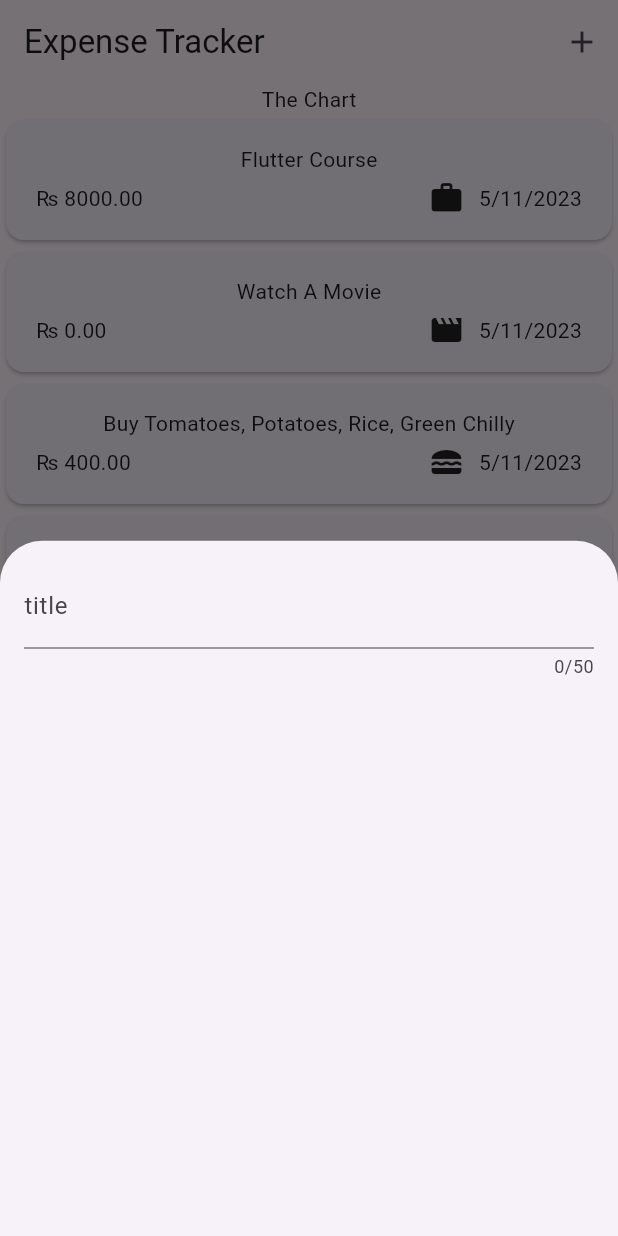
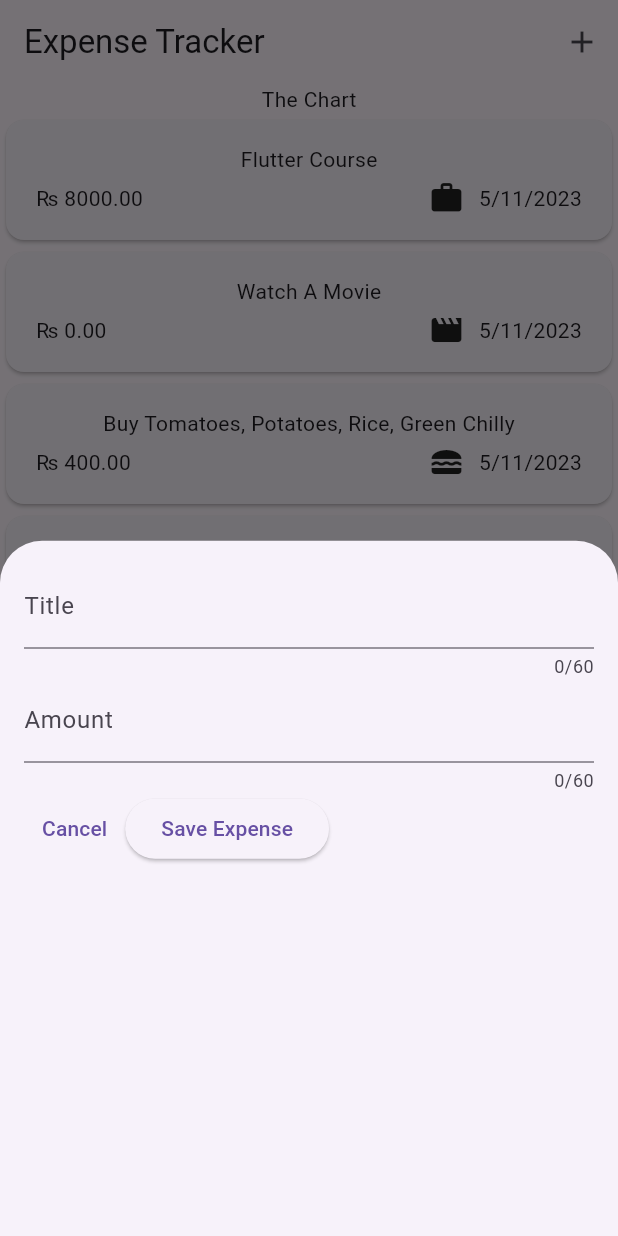
Before and after one commit to underflow3d/Expense-Tracker, a Flutter app: the screen it shows after launch, after a tap on the "add" icon, on a phone screen of 412 x 824 dp. Run offline on Flutter 3.47's test engine with Material 2 defaults, Android fonts, the phone set to English and light mode, and no system bars.

Commit message:
Added Functionality To Add Expenses Incomplete Right Now.

```diff
--- a/lib/widgets/expenses.dart
+++ b/lib/widgets/expenses.dart
@@ -40,7 +40,7 @@ class _ExpensesState extends State<Expenses> {
     showModalBottomSheet(
         context: context,
         builder: (ctx) {
-          return NewExpense();
+          return const NewExpense();
         });
   }
 
--- a/lib/widgets/new_expense.dart
+++ b/lib/widgets/new_expense.dart
@@ -10,18 +10,54 @@ class NewExpense extends StatefulWidget {
 }
 
 class _NewExpenseState extends State<NewExpense> {
+  final _titleController = TextEditingController();
+  final _amountController = TextEditingController();
+
+  @override
+  void dispose() {
+    _titleController.dispose();
+    _amountController.dispose();
+    super.dispose();
+  }
+
   @override
   Widget build(BuildContext context) {
     return Padding(
       padding: const EdgeInsets.all(16),
       child: Column(
-        children: const [
+        children: [
           TextField(
-            maxLength: 50,
-            decoration: InputDecoration(
-              label: Text("title"),
+            controller: _titleController,
+            maxLength: 60,
+            decoration: const InputDecoration(
+              label: Text("Title"),
             ),
           ),
+          TextField(
+            controller: _amountController,
+            keyboardType: TextInputType.number,
+            maxLength: 60,
+            decoration: const InputDecoration(
+              prefix: Text("₨ "),
+              label: Text("Amount"),
+            ),
+          ),
+          Row(
+            children: [
+              TextButton(
+                  onPressed: () {
+                    // Cancel
+                    Navigator.pop(context);
+                  },
+                  child: const Text("Cancel")),
+              ElevatedButton(
+                  onPressed: () {
+                    print(_titleController.text);
+                    print(_amountController.text);
+                  },
+                  child: const Text("Save Expense"))
+            ],
+          )
         ],
       ),
     );
```
Also changed, not shown: pubspec.lock.
